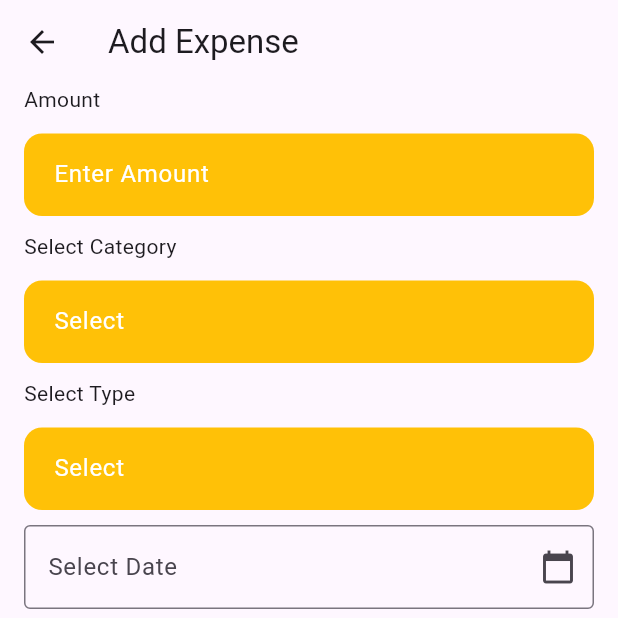
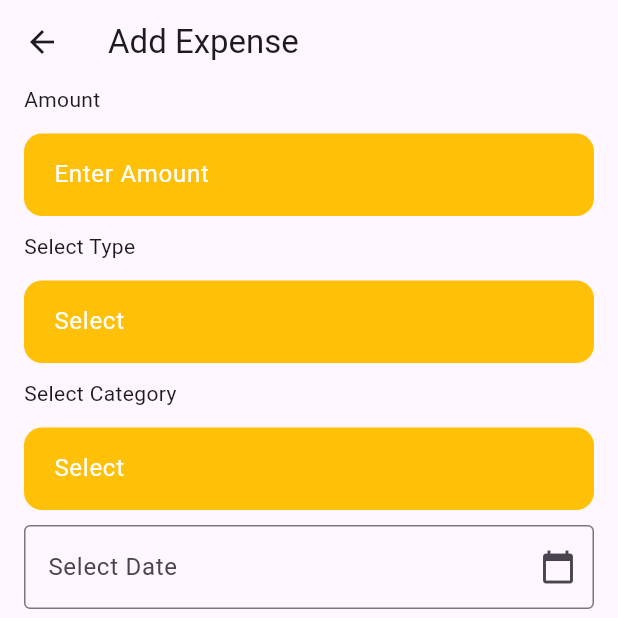
Before and after one commit to alan-matt/finwise, a Flutter app: the AddExpense screen opened directly, on a phone screen of 412 x 824 dp, the top half of it. Run offline on Flutter 3.47's test engine with Material 3 defaults, Android fonts, the phone set to English and light mode, and no system bars; our stand-ins replace syncfusion_flutter_charts.

Commit message:
- changes in add exp

```diff
--- a/lib/screens/add_expense.dart
+++ b/lib/screens/add_expense.dart
@@ -2,6 +2,7 @@ import 'package:finwise/validator/validator.dart';
 import 'package:finwise/widget/dropdown_widget.dart';
 import 'package:finwise/widget/field_widget.dart';
 import 'package:flutter/material.dart';
+import 'package:flutter/services.dart';
 
 class AddExpense extends StatefulWidget {
   const AddExpense({super.key});
@@ -10,19 +11,30 @@ class AddExpense extends StatefulWidget {
   State<AddExpense> createState() => _AddExpenseState();
 }
 
-final List<String> category = [
+final List<String> expCategory = [
   'Food',
   'Bills',
   'Entertainment',
   'Transportation',
   'Health',
   'Shopping',
+  'Goal',
+  'Other',
+];
+
+final List<String> incomeCategory = [
+  'Salary',
+  'Sold something',
+  'Lottery',
+  'Prize',
   'Other',
 ];
 
 final List<String> fieldType = ['Income', 'Expense'];
 TextEditingController selectedType = TextEditingController();
 final TextEditingController _dateController = TextEditingController();
+final TextEditingController _catController = TextEditingController();
+final TextEditingController _goalController = TextEditingController();
 
 class _AddExpenseState extends State<AddExpense> {
   Future<void> _pickDate(BuildContext context) async {
@@ -53,26 +65,20 @@ class _AddExpenseState extends State<AddExpense> {
               Text("Amount"),
               const SizedBox(height: 5),
               TextFieldComponent(
+                formatter: [FilteringTextInputFormatter.digitsOnly],
                 controller: TextEditingController(),
                 hintText: 'Enter Amount',
                 keyboardType: TextInputType.number,
               ),
-              const SizedBox(height: 10),
 
-              Text("Select Category"),
-              const SizedBox(height: 5),
-              dropDownButton(
-                context,
-                hintText: 'Select',
-                dropDownList: category,
-                selectedValue: selectedType,
-                validator: validate,
-                labelText: 'Type',
-              ),
               const SizedBox(height: 10),
               Text("Select Type"),
               const SizedBox(height: 5),
               dropDownButton(
+                onSelect: (s) {
+                  setState(() {});
+                  _catController.clear();
+                },
                 context,
                 hintText: 'Select',
                 dropDownList: fieldType,
@@ -81,6 +87,44 @@ class _AddExpenseState extends State<AddExpense> {
                 labelText: 'Type',
               ),
               const SizedBox(height: 10),
+
+              Text("Select Category"),
+              const SizedBox(height: 5),
+              dropDownButton(
+                onSelect: (s) {
+                  setState(() {});
+                },
+                context,
+                hintText: 'Select',
+                dropDownList:
+                    selectedType.text.isEmpty
+                        ? []
+                        : selectedType.text == 'Income'
+                        ? incomeCategory
+                        : expCategory,
+                selectedValue: _catController,
+                validator: validate,
+                labelText: 'Type',
+              ),
+              const SizedBox(height: 10),
+
+              if (_catController.text == 'Goal') ...[
+                Text("Select Goal"),
+                const SizedBox(height: 5),
+                dropDownButton(
+                  onSelect: (s) {
+                    setState(() {});
+                  },
+                  context,
+                  hintText: 'Select',
+                  dropDownList: ['Goal 1', 'Goal 2', 'Goal 3', 'Goal 4'],
+
+                  selectedValue: _goalController,
+                  validator: validate,
+                  labelText: 'Type',
+                ),
+                const SizedBox(height: 10),
+              ],
 
               GestureDetector(
                 onTap: () => _pickDate(context),
--- a/lib/widget/dropdown_widget.dart
+++ b/lib/widget/dropdown_widget.dart
@@ -10,6 +10,7 @@ dropDownButton(
   bool enableBorder = false,
   String? hintText,
   required String? Function(String?)? validator,
+  Function(String?)? onSelect,
 }) {
   return TextFieldComponent(
     textStyle: TextStyle(color: Colors.white),
@@ -26,6 +27,9 @@ dropDownButton(
                 dropDownList: dropDownList,
                 onSelect: (p0) {
                   selectedValue.text = p0 ?? '';
+                  if (onSelect != null) {
+                    onSelect(p0);
+                  }
                 },
                 hintText: hintText,
                 enableBorder: enableBorder,
```
